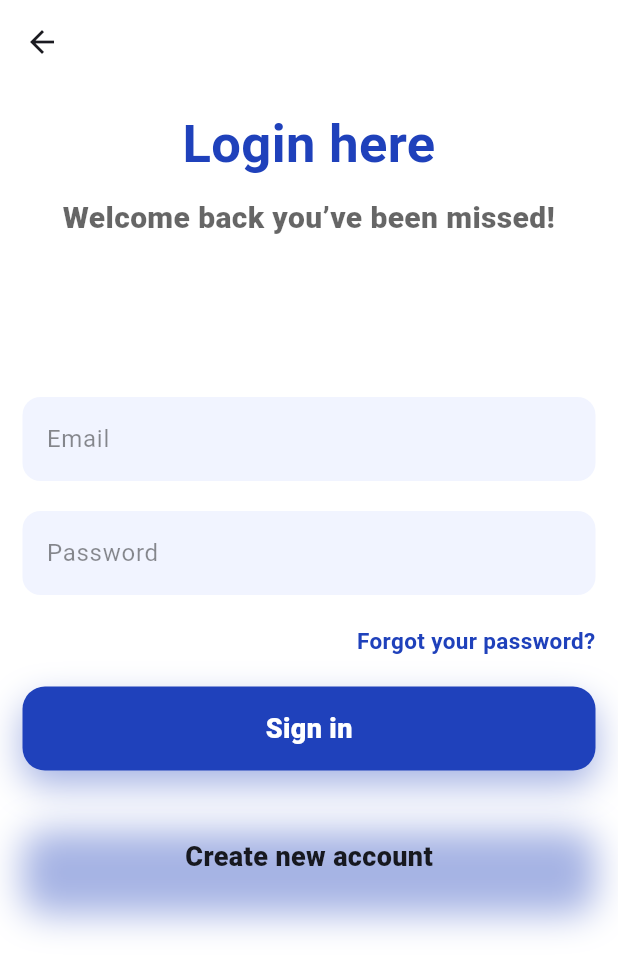
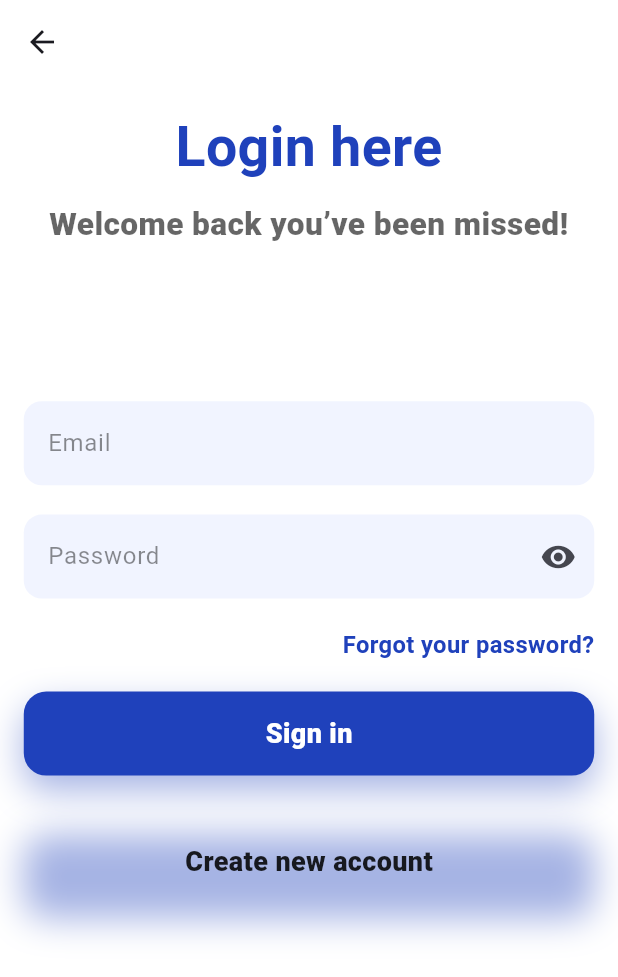
Before and after one commit to Ahmad61-6/firebase-ecom, a Flutter app: the screen it shows after launch, after a tap on "Login", on a phone screen of 412 x 824 dp. Shown: the top 977 px of the screen. Run offline on Flutter 3.47's test engine with Material 3 defaults, Android fonts, the phone set to English and light mode, and no system bars; our stand-ins replace firebase_core, get; accounts and stored records are empty; generated files the repository leaves out were written again.

Commit message:
initial responsiveness added

```diff
--- a/lib/app/app.dart
+++ b/lib/app/app.dart
@@ -1,4 +1,5 @@
 import 'package:firebase_ecom/app/app_theme.dart';
+import 'package:firebase_ecom/core/utils/device/size_utils.dart';
 import 'package:firebase_ecom/features/auth/ui/screens/splash_screen.dart';
 import 'package:flutter/material.dart';
 import 'package:get/get.dart';
@@ -8,10 +9,14 @@ class FirebaseEcom extends StatelessWidget {
 
   @override
   Widget build(BuildContext context) {
-    return GetMaterialApp(
-      debugShowCheckedModeBanner: false,
-      theme: AppTheme.lightThemeData,
-      home: SplashScreen(),
+    return Sizer(
+      builder: (context, orientation, deviceType) {
+        return GetMaterialApp(
+          debugShowCheckedModeBanner: false,
+          theme: AppTheme.lightThemeData,
+          home: const SplashScreen(),
+        );
+      },
     );
   }
 }
--- /dev/null
+++ b/lib/core/utils/device/size_utils.dart
@@ -0,0 +1,98 @@
+import 'package:flutter/material.dart';
+
+const double kFigmaDesignWidth = 390;
+const double kFigmaDesignHeight = 844;
+
+enum DeviceType { mobile, tablet, desktop }
+
+typedef ResponsiveBuild = Widget Function(
+  BuildContext context,
+  Orientation orientation,
+  DeviceType deviceType,
+);
+
+extension ResponsiveExtension on num {
+  double get w => SizeUtils.width == 0
+      ? toDouble()
+      : (this * SizeUtils.width) / kFigmaDesignWidth;
+
+  double get h => SizeUtils.height == 0
+      ? toDouble()
+      : (this * SizeUtils.height) / kFigmaDesignHeight;
+
+  double get sp => SizeUtils.width == 0
+      ? toDouble()
+      : (this * SizeUtils.width) / kFigmaDesignWidth;
+
+  double get r {
+    final shortestSide =
+        SizeUtils.width < SizeUtils.height ? SizeUtils.width : SizeUtils.height;
+    return (this * shortestSide) / kFigmaDesignWidth;
+  }
+}
+
+class Sizer extends StatelessWidget {
+  const Sizer({super.key, required this.builder});
+
+  final ResponsiveBuild builder;
+
+  @override
+  Widget build(BuildContext context) {
+    return LayoutBuilder(
+      builder: (context, constraints) {
+        return OrientationBuilder(
+          builder: (context, orientation) {
+            SizeUtils.setScreenSize(constraints, orientation, context);
+            return builder(
+              context,
+              orientation,
+              SizeUtils.deviceType,
+            );
+          },
+        );
+      },
+    );
+  }
+}
+
+class SizeUtils {
+  static late BoxConstraints boxConstraints;
+  static late Orientation orientation;
+  static late DeviceType deviceType;
+  static late double width;
+  static late double height;
+  static late EdgeInsets safeAreaPadding;
+
+  static void setScreenSize(
+    BoxConstraints constraints,
+    Orientation currentOrientation,
+    BuildContext context,
+  ) {
+    boxConstraints = constraints;
+    orientation = currentOrientation;
+    safeAreaPadding = MediaQuery.of(context).padding;
+
+    if (orientation == Orientation.portrait) {
+      width = boxConstraints.maxWidth.nonZero(defaultValue: kFigmaDesignWidth);
+      height = boxConstraints.maxHeight.nonZero();
+    } else {
+      width = boxConstraints.maxWidth.nonZero(defaultValue: kFigmaDesignWidth);
+      height = boxConstraints.maxHeight.nonZero();
+    }
+
+    if (width >= 1200) {
+      deviceType = DeviceType.desktop;
+    } else if (width >= 600) {
+      deviceType = DeviceType.tablet;
+    } else {
+      deviceType = DeviceType.mobile;
+    }
+  }
+
+  static bool get isPortrait => orientation == Orientation.portrait;
+  static bool get isLandscape => orientation == Orientation.landscape;
+}
+
+extension FormatExtension on double {
+  double nonZero({double defaultValue = 0.0}) => this > 0 ? this : defaultValue;
+}
--- /dev/null
+++ b/lib/features/auth/ui/controller/login_screen_controller.dart
@@ -0,0 +1,5 @@
+import 'package:get/get.dart';
+
+class LoginScreenController extends GetxController {
+  void passwordVisibility() {}
+}
--- a/lib/features/auth/ui/screens/login_screen.dart
+++ b/lib/features/auth/ui/screens/login_screen.dart
@@ -1,6 +1,7 @@
 import 'package:firebase_ecom/app/app_colors.dart';
 import 'package:firebase_ecom/app/constants.dart';
 import 'package:firebase_ecom/core/utils/device/device_utility.dart';
+import 'package:firebase_ecom/core/utils/device/size_utils.dart';
 import 'package:firebase_ecom/features/auth/ui/screens/register_screen.dart';
 import 'package:firebase_ecom/features/auth/ui/widgets/custom_app_bar.dart';
 import 'package:firebase_ecom/features/auth/ui/widgets/custom_button_widget.dart';
@@ -23,22 +24,20 @@ class _LoginScreenState extends State<LoginScreen> {
     return GestureDetector(
       onTap: () => DeviceUtility.hideKeyboard(context),
       child: Scaffold(
-        appBar: CustomAppBar(),
+        appBar: const CustomAppBar(),
         body: SafeArea(
           child: ScrollableFullHeight(
-            padding: const EdgeInsets.all(15),
+            padding: EdgeInsets.all(15.w),
             child: Column(
-              // This works perfectly now!
               mainAxisAlignment: MainAxisAlignment.spaceBetween,
               children: [
-                CustomTitleAndSubtitle(
+                const CustomTitleAndSubtitle(
                   title: AppConstants.loginScreenText1,
                   subtitle: AppConstants.loginScreenText2,
                   subfontSize: 20,
                   subfontWight: FontWeight.w800,
                 ),
 
-                // Grouping inputs and buttons at the bottom
                 Column(
                   children: [
                     TextFormField(
@@ -47,29 +46,33 @@ class _LoginScreenState extends State<LoginScreen> {
                         hintStyle: TextStyle(color: Colors.black45),
                       ),
                     ),
-                    const SizedBox(height: 20),
+                    SizedBox(height: 20.h),
                     TextFormField(
                       obscureText: true,
-                      decoration: const InputDecoration(
+                      decoration: InputDecoration(
+                        suffixIcon: IconButton(
+                          onPressed: () {},
+                          icon: Icon(Icons.remove_red_eye),
+                        ),
                         hintText: "Password",
                         hintStyle: TextStyle(color: Colors.black45),
                       ),
                     ),
-                    const SizedBox(height: 20),
+                    SizedBox(height: 20.h),
                     Align(
                       alignment: Alignment.centerRight,
                       child: Text(
                         "Forgot your password?",
                         style: TextStyle(
                           color: AppColors.primaryColor,
-                          fontSize: 15,
+                          fontSize: 15.sp,
                           fontWeight: FontWeight.w600,
                         ),
                       ),
                     ),
-                    const SizedBox(height: 20),
-                    CustomButtonWidget(title: "Sign in"),
-                    const SizedBox(height: 30),
+                    SizedBox(height: 20.h),
+                    const CustomButtonWidget(title: "Sign in"),
+                    SizedBox(height: 30.h),
                     CustomButtonWidget(
                       title: "Create new account",
                       backgroundColor: Colors.transparent,
--- a/lib/features/auth/ui/widgets/custom_title_subtitle.dart
+++ b/lib/features/auth/ui/widgets/custom_title_subtitle.dart
@@ -1,4 +1,5 @@
 import 'package:flutter/material.dart';
+import 'package:firebase_ecom/core/utils/device/size_utils.dart';
 
 import '../../../../app/app_colors.dart';
 
@@ -23,19 +24,19 @@ class CustomTitleAndSubtitle extends StatelessWidget {
         Text(
           title,
           textAlign: TextAlign.center,
-          style: const TextStyle(
+          style: TextStyle(
             color: AppColors.primaryColor,
             fontWeight: FontWeight.bold,
-            fontSize: 35,
+            fontSize: 35.sp,
           ),
         ),
-        const SizedBox(height: 10),
+        SizedBox(height: 10.h),
         Text(
           subtitle,
           textAlign: TextAlign.center,
           style: TextStyle(
             color: Colors.black.withOpacity(.6),
-            fontSize: subfontSize ?? 15,
+            fontSize: (subfontSize ?? 15).sp,
             fontWeight: subfontWight ?? FontWeight.normal,
           ),
         ),
```
Also changed, not shown: lib/core/utils/device/device_utility.dart (+108 -1 lines), lib/features/auth/ui/screens/register_screen.dart (+10 -10 lines), pubspec.yaml (+2 -28 lines), pubspec.lock, 5 other files.
